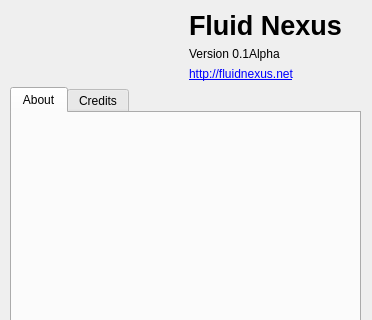
Above: FluidNexus/ui/FluidNexusAbout.ui from zeitkunst/FluidNexus before the change; both pictures show x 0 to 372 and y 0 to 320 of the 372 by 533 pixel window. Below: the same form after it.
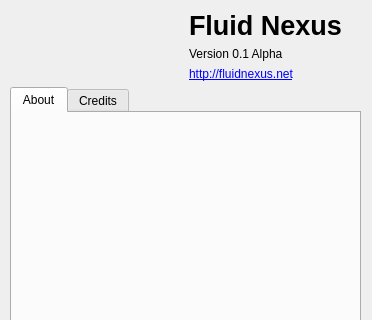
That is the form after the change. Icons and pictures are not drawn.

What changed in the file:
```diff
--- a/FluidNexus/ui/FluidNexusAbout.ui
+++ b/FluidNexus/ui/FluidNexusAbout.ui
@@ -76,7 +76,7 @@
         <item>
          <widget class="QLabel" name="AboutDialogVersion">
           <property name="text">
-           <string>Version 0.1Alpha</string>
+           <string>Version 0.1 Alpha</string>
           </property>
          </widget>
         </item>
```
Left out of the diff: 4 changed lines with no effect on the pictures.
